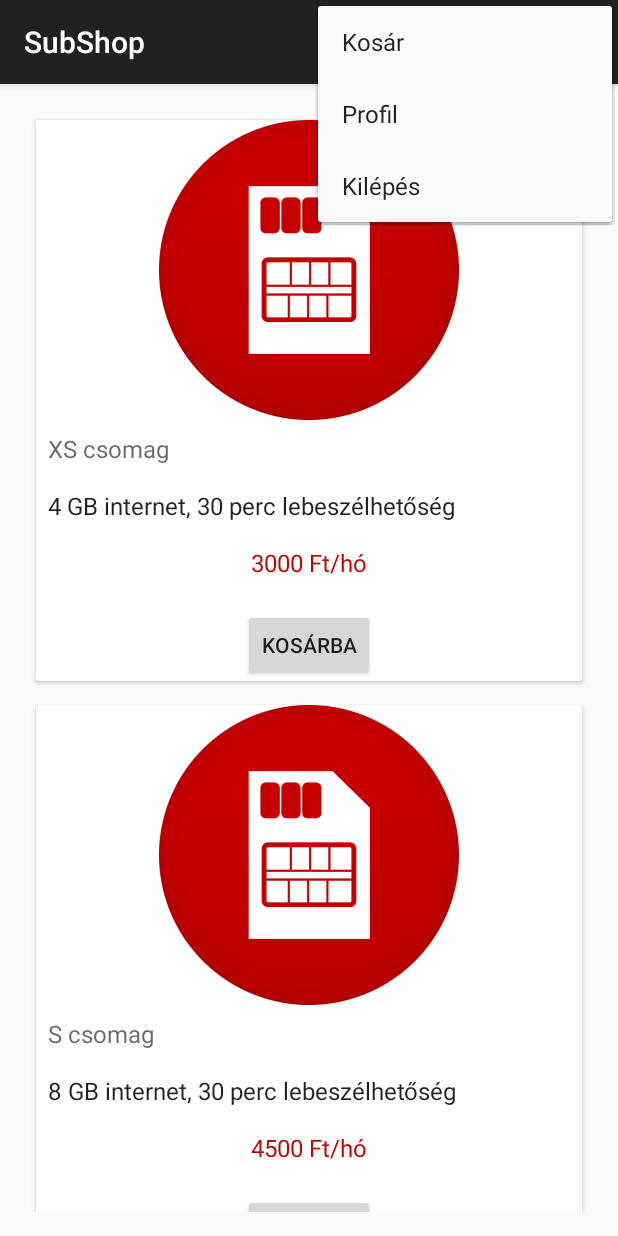
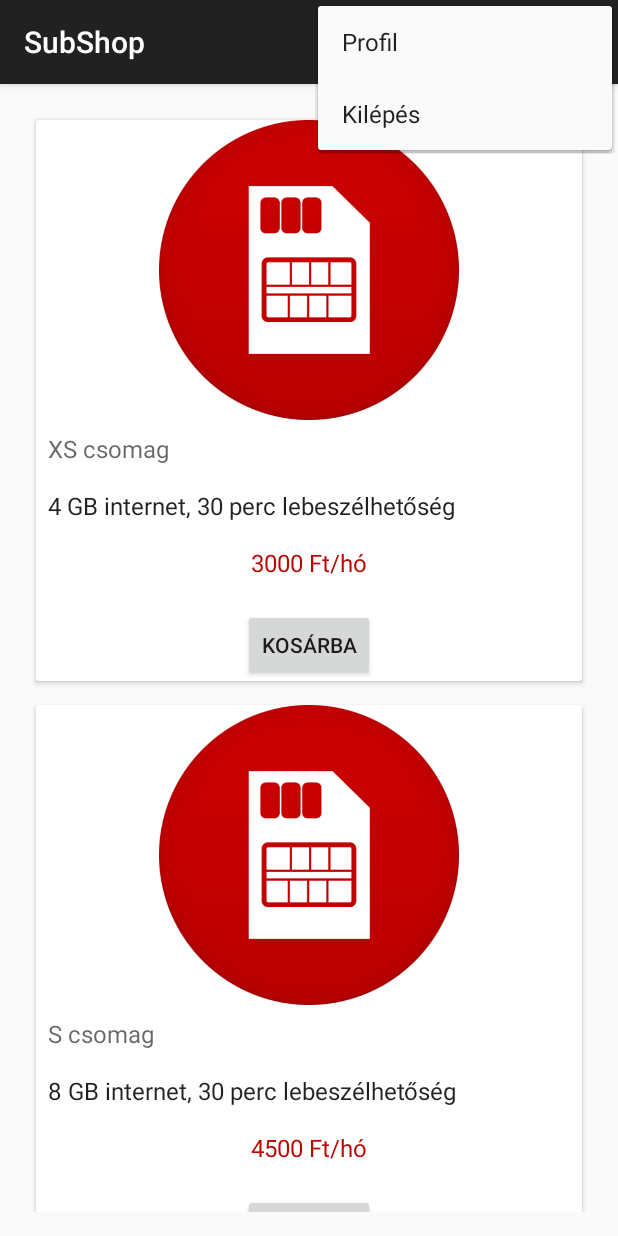
Before and after one commit to undeffi/phonesubscriptionshop, an Android app: the ShopActivity screen opened directly, with no data from a screen before it, with the options menu open, on a phone screen of 412 x 824 dp. Run offline under Robolectric (Android 15) with nearby library versions, the phone set to English and light mode, and no system bars; our stand-ins replace Firebase (no records; nobody signed in at launch, a user with empty details on screens opened directly), Picasso.

Commit message:
Minor changes
Removed cart option from the menu

```diff
--- a/app/src/main/res/menu/menu_main.xml
+++ b/app/src/main/res/menu/menu_main.xml
@@ -1,8 +1,5 @@
 <?xml version="1.0" encoding="utf-8"?>
 <menu xmlns:android="http://schemas.android.com/apk/res/android">
-    <item
-        android:id="@+id/menu_cart"
-        android:title="Kosár"/>
     <item
         android:id="@+id/menu_profile"
         android:title="Profil"/>
```
Also changed, not shown: app/src/main/java/com/example/ppshop/ShopActivity.java (+5 -4 lines).
